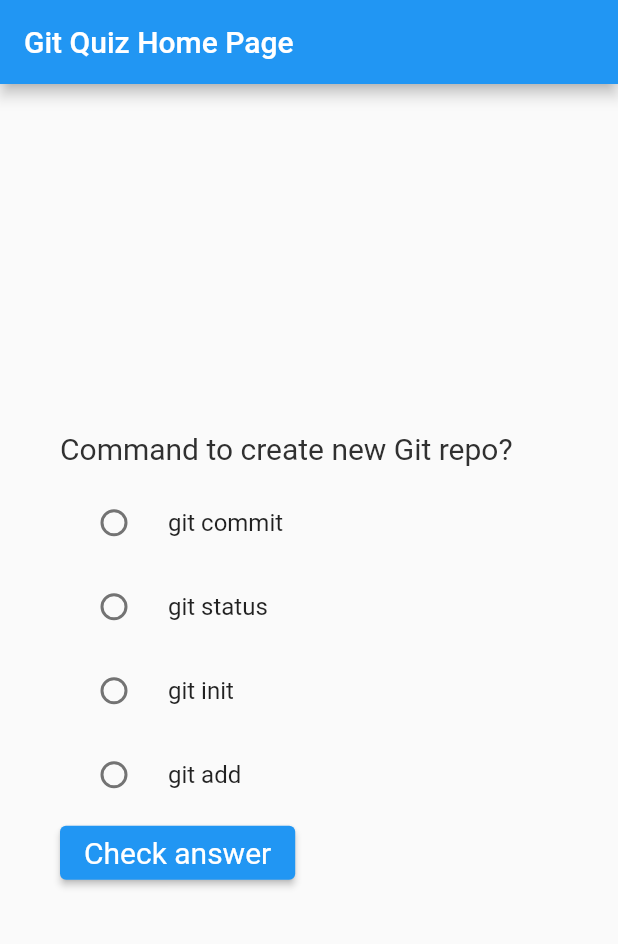
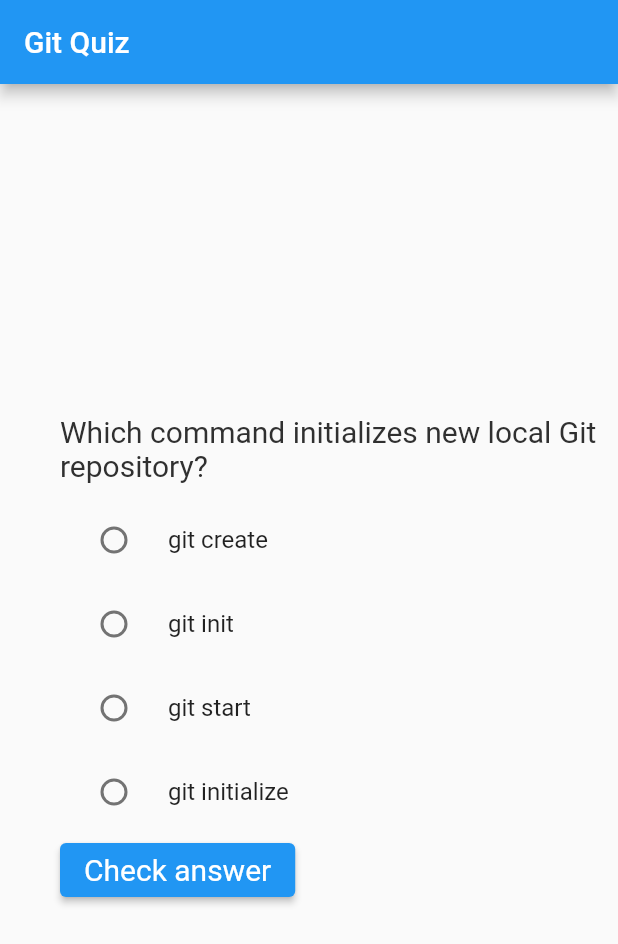
Before and after one commit to techyourchance/git-quiz, a Flutter app: the screen it shows after launch, on a phone screen of 412 x 824 dp. Shown: the top 944 px of the screen. Run offline on Flutter 3.47's test engine with Material 2 defaults, Android fonts, the phone set to English and light mode, and no system bars.

Commit message:
Introducing QuestionsProvider to abstract out questions' details

```diff
--- a/lib/main.dart
+++ b/lib/main.dart
@@ -2,6 +2,7 @@ import 'package:flutter/material.dart';
 import 'package:flutter/rendering.dart';
 import 'package:git_quiz/question.dart';
 import 'package:git_quiz/question_widget.dart';
+import 'package:git_quiz/questions_provider.dart';
 
 import 'answer.dart';
 
@@ -20,7 +21,7 @@ class MyApp extends StatelessWidget {
       theme: ThemeData(
         primarySwatch: Colors.blue,
       ),
-      home: MyHomePage(title: 'Git Quiz Home Page'),
+      home: MyHomePage(title: 'Git Quiz'),
     );
   }
 }
@@ -36,13 +37,18 @@ class MyHomePage extends StatefulWidget {
 
 class _MyHomePageState extends State<MyHomePage> {
 
-  final question = Question(
-      "Command to create new Git repo?",
-      [Answer("git commit"), Answer("git status"), Answer("git init"), Answer("git add")],
-      2
-  );
+  final questionsProvider = QuestionsProvider();
 
-  var selectedIndex = -1;
+  late Question question;
+  late int selectedIndex;
+
+
+  @override
+  void initState() {
+    super.initState();
+    question = questionsProvider.getQuestions().first;
+    selectedIndex = -1;
+  }
 
   @override
   Widget build(BuildContext context) {
--- /dev/null
+++ b/lib/questions_provider.dart
@@ -0,0 +1,38 @@
+
+import 'package:git_quiz/question.dart';
+
+import 'answer.dart';
+
+class QuestionsProvider {
+
+  List<Question> getQuestions() {
+    List<Question> questions = [];
+    questions.add(
+        Question(
+          "Which command initializes new local Git repository?",
+          [
+            Answer("git create"),
+            Answer("git init"),
+            Answer("git start"),
+            Answer("git initialize"),
+          ],
+          1,
+        )
+    );
+    questions.add(
+        Question(
+          "Which command shows information about the current Git repository?",
+          [
+            Answer("git stats"),
+            Answer("git info"),
+            Answer("git status"),
+            Answer("git information"),
+          ],
+          2,
+        )
+    );
+
+    return questions;
+  }
+
+}
```
